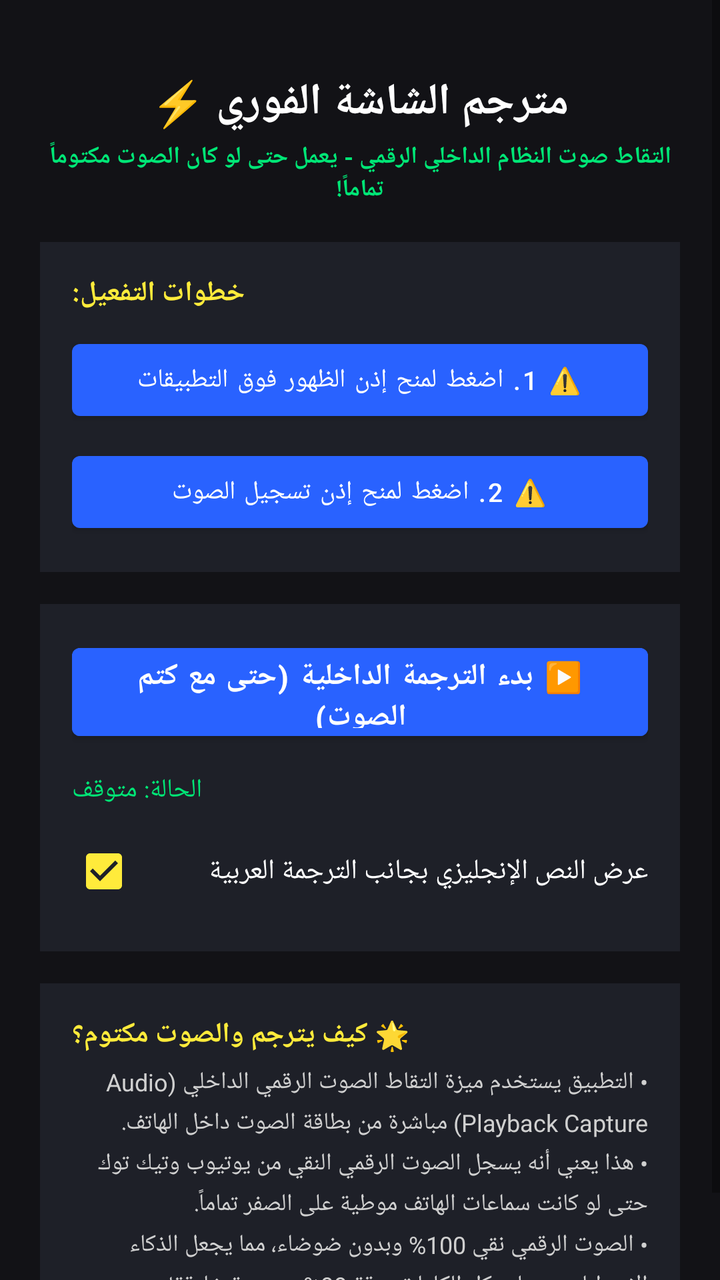
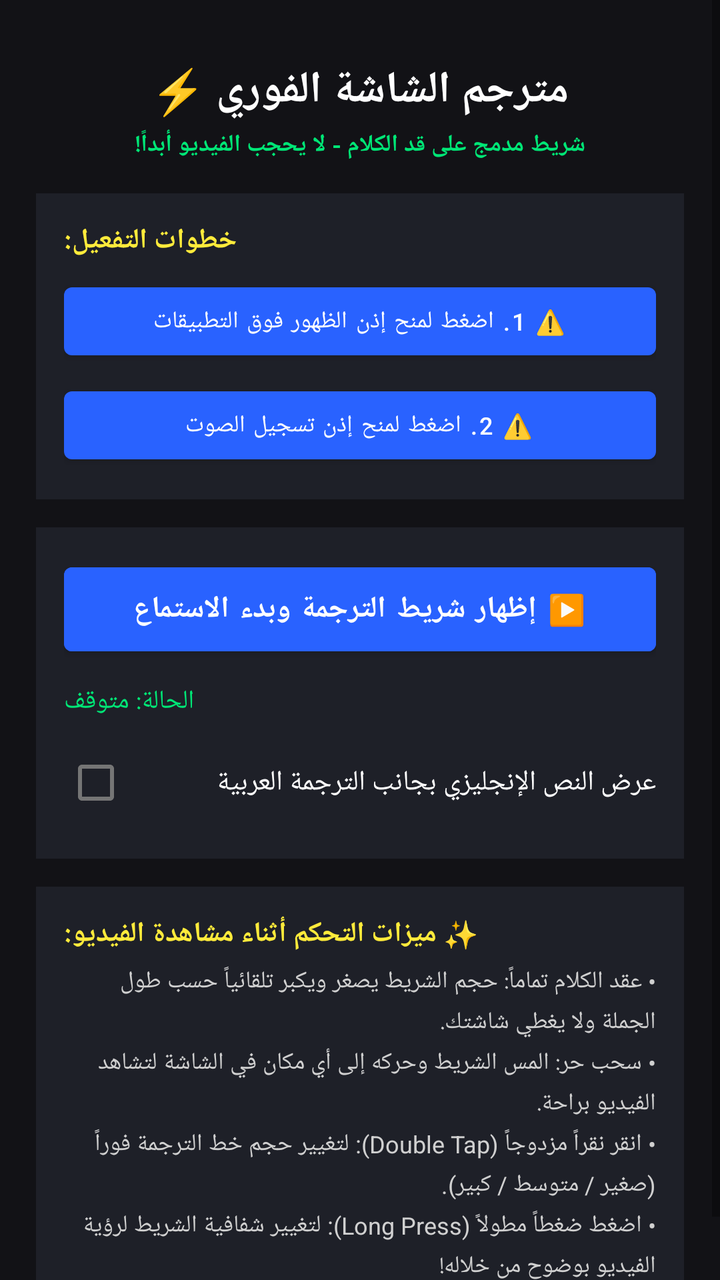

Screens rendered from an Android XML layout before and after an edit, with the pre-edit source and the edit as a unified diff.
<!-- AndroidManifest.xml: activity theme Theme.LiveVideoTranslator -->
<!-- res/layout/activity_main.xml -->
<?xml version="1.0" encoding="utf-8"?>
<ScrollView xmlns:android="http://schemas.android.com/apk/res/android"
    android:layout_width="match_parent"
    android:layout_height="match_parent"
    android:background="#121216"
    android:fillViewport="true">

    <LinearLayout
        android:layout_width="match_parent"
        android:layout_height="wrap_content"
        android:orientation="vertical"
        android:padding="20dp">

        <TextView
            android:layout_width="wrap_content"
            android:layout_height="wrap_content"
            android:layout_gravity="center"
            android:layout_marginTop="16dp"
            android:text="مترجم الشاشة الفوري ⚡"
            android:textColor="#FFFFFF"
            android:textSize="22sp"
            android:textStyle="bold" />

        <TextView
            android:layout_width="wrap_content"
            android:layout_height="wrap_content"
            android:layout_gravity="center"
            android:layout_marginTop="4dp"
            android:gravity="center"
            android:text="التقاط صوت النظام الداخلي الرقمي - يعمل حتى لو كان الصوت مكتوماً تماماً!"
            android:textColor="#00E676"
            android:textSize="12sp"
            android:textStyle="bold" />

        
        <LinearLayout
            android:layout_width="match_parent"
            android:layout_height="wrap_content"
            android:layout_marginTop="18dp"
            android:background="#1E2028"
            android:orientation="vertical"
            android:padding="16dp">

            <TextView
                android:layout_width="wrap_content"
                android:layout_height="wrap_content"
                android:text="خطوات التفعيل:"
                android:textColor="#FFEB3B"
                android:textSize="14sp"
                android:textStyle="bold" />

            <Button
                android:id="@+id/btnOverlayPerm"
                android:layout_width="match_parent"
                android:layout_height="48dp"
                android:layout_marginTop="10dp"
                android:text="⚠️ 1. اضغط لمنح إذن الظهور فوق التطبيقات"
                android:textColor="#FFFFFF"
                android:textSize="13sp" />

            <Button
                android:id="@+id/btnMicPerm"
                android:layout_width="match_parent"
                android:layout_height="48dp"
                android:layout_marginTop="8dp"
                android:text="⚠️ 2. اضغط لمنح إذن تسجيل الصوت"
                android:textColor="#FFFFFF"
                android:textSize="13sp" />

        </LinearLayout>

        
        <LinearLayout
            android:layout_width="match_parent"
            android:layout_height="wrap_content"
            android:layout_marginTop="16dp"
            android:background="#1E2028"
            android:orientation="vertical"
            android:padding="16dp">

            <Button
                android:id="@+id/btnStart"
                android:layout_width="match_parent"
                android:layout_height="56dp"
                android:backgroundTint="#2962FF"
                android:text="▶️ بدء الترجمة الداخلية (حتى مع كتم الصوت)"
                android:textColor="#FFFFFF"
                android:textSize="15sp"
                android:textStyle="bold" />

            <Button
                android:id="@+id/btnStop"
                android:layout_width="match_parent"
                android:layout_height="56dp"
                android:backgroundTint="#D32F2F"
                android:text="⏹️ إيقاف شريط الترجمة"
                android:textColor="#FFFFFF"
                android:textSize="16sp"
                android:visibility="gone" />

            <TextView
                android:id="@+id/tvStatus"
                android:layout_width="wrap_content"
                android:layout_height="wrap_content"
                android:layout_marginTop="12dp"
                android:text="الحالة: متوقف"
                android:textColor="#00E676"
                android:textSize="13sp" />

            <CheckBox
                android:id="@+id/cbBilingual"
                android:layout_width="match_parent"
                android:layout_height="wrap_content"
                android:layout_marginTop="8dp"
                android:checked="true"
                android:text="عرض النص الإنجليزي بجانب الترجمة العربية"
                android:textColor="#FFFFFF" />

        </LinearLayout>

        
        <LinearLayout
            android:layout_width="match_parent"
            android:layout_height="wrap_content"
            android:layout_marginTop="16dp"
            android:background="#1E2028"
            android:orientation="vertical"
            android:padding="16dp">

            <TextView
                android:layout_width="wrap_content"
                android:layout_height="wrap_content"
                android:text="🌟 كيف يترجم والصوت مكتوم؟"
                android:textColor="#FFEB3B"
                android:textSize="14sp"
                android:textStyle="bold" />

            <TextView
                android:layout_width="wrap_content"
                android:layout_height="wrap_content"
                android:layout_marginTop="6dp"
                android:lineSpacingExtra="4dp"
                android:text="• التطبيق يستخدم ميزة التقاط الصوت الرقمي الداخلي (Audio Playback Capture) مباشرة من بطاقة الصوت داخل الهاتف.\n• هذا يعني أنه يسجل الصوت الرقمي النقي من يوتيوب وتيك توك حتى لو كانت سماعات الهاتف موطية على الصفر تماماً.\n• الصوت الرقمي نقي 100% وبدون ضوضاء، مما يجعل الذكاء الاصطناعي يجلب كل الكلمات بدقة 99% وبسرعة خارقة!"
                android:textColor="#D0D0D0"
                android:textSize="12sp" />
        </LinearLayout>

    </LinearLayout>
</ScrollView>
<!-- resources referenced by this layout -->
<resources>
  <style name="Theme.LiveVideoTranslator" parent="Theme.MaterialComponents.DayNight.NoActionBar">
          <item name="colorPrimary">@color/primary</item>
          <item name="colorPrimaryDark">@color/primary_dark</item>
          <item name="colorAccent">@color/accent</item>
          <item name="android:windowBackground">@color/background_dark</item>
      </style>
  <color name="primary">#2962FF</color>
  <color name="primary_dark">#0039CB</color>
  <color name="accent">#FFEB3B</color>
  <color name="background_dark">#121216</color>
</resources>

<!-- the commit's change to res/layout/activity_main.xml (unified diff, before → after) -->
@@ -9,13 +9,13 @@
         android:layout_width="match_parent"
         android:layout_height="wrap_content"
         android:orientation="vertical"
-        android:padding="20dp">
+        android:padding="18dp">
 
         <TextView
             android:layout_width="wrap_content"
             android:layout_height="wrap_content"
             android:layout_gravity="center"
-            android:layout_marginTop="16dp"
+            android:layout_marginTop="12dp"
             android:text="مترجم الشاشة الفوري ⚡"
             android:textColor="#FFFFFF"
             android:textSize="22sp"
@@ -27,7 +27,7 @@
             android:layout_gravity="center"
             android:layout_marginTop="4dp"
             android:gravity="center"
-            android:text="التقاط صوت النظام الداخلي الرقمي - يعمل حتى لو كان الصوت مكتوماً تماماً!"
+            android:text="شريط مدمج على قد الكلام - لا يحجب الفيديو أبداً!"
             android:textColor="#00E676"
             android:textSize="12sp"
             android:textStyle="bold" />
@@ -36,10 +36,10 @@
         <LinearLayout
             android:layout_width="match_parent"
             android:layout_height="wrap_content"
-            android:layout_marginTop="18dp"
+            android:layout_marginTop="16dp"
             android:background="#1E2028"
             android:orientation="vertical"
-            android:padding="16dp">
+            android:padding="14dp">
 
             <TextView
                 android:layout_width="wrap_content"
@@ -52,20 +52,20 @@
             <Button
                 android:id="@+id/btnOverlayPerm"
                 android:layout_width="match_parent"
-                android:layout_height="48dp"
-                android:layout_marginTop="10dp"
+                android:layout_height="46dp"
+                android:layout_marginTop="8dp"
                 android:text="⚠️ 1. اضغط لمنح إذن الظهور فوق التطبيقات"
                 android:textColor="#FFFFFF"
-                android:textSize="13sp" />
+                android:textSize="12sp" />
 
             <Button
                 android:id="@+id/btnMicPerm"
                 android:layout_width="match_parent"
-                android:layout_height="48dp"
-                android:layout_marginTop="8dp"
+                android:layout_height="46dp"
+                android:layout_marginTop="6dp"
                 android:text="⚠️ 2. اضغط لمنح إذن تسجيل الصوت"
                 android:textColor="#FFFFFF"
-                android:textSize="13sp" />
+                android:textSize="12sp" />
 
         </LinearLayout>
 
@@ -73,17 +73,17 @@
         <LinearLayout
             android:layout_width="match_parent"
             android:layout_height="wrap_content"
-            android:layout_marginTop="16dp"
+            android:layout_marginTop="14dp"
             android:background="#1E2028"
             android:orientation="vertical"
-            android:padding="16dp">
+            android:padding="14dp">
 
             <Button
                 android:id="@+id/btnStart"
                 android:layout_width="match_parent"
-                android:layout_height="56dp"
+                android:layout_height="54dp"
                 android:backgroundTint="#2962FF"
-                android:text="▶️ بدء الترجمة الداخلية (حتى مع كتم الصوت)"
+                android:text="▶️ إظهار شريط الترجمة وبدء الاستماع"
                 android:textColor="#FFFFFF"
                 android:textSize="15sp"
                 android:textStyle="bold" />
@@ -91,7 +91,7 @@
             <Button
                 android:id="@+id/btnStop"
                 android:layout_width="match_parent"
-                android:layout_height="56dp"
+                android:layout_height="54dp"
                 android:backgroundTint="#D32F2F"
                 android:text="⏹️ إيقاف شريط الترجمة"
                 android:textColor="#FFFFFF"
@@ -102,7 +102,7 @@
                 android:id="@+id/tvStatus"
                 android:layout_width="wrap_content"
                 android:layout_height="wrap_content"
-                android:layout_marginTop="12dp"
+                android:layout_marginTop="10dp"
                 android:text="الحالة: متوقف"
                 android:textColor="#00E676"
                 android:textSize="13sp" />
@@ -112,7 +112,7 @@
                 android:layout_width="match_parent"
                 android:layout_height="wrap_content"
                 android:layout_marginTop="8dp"
-                android:checked="true"
+                android:checked="false"
                 android:text="عرض النص الإنجليزي بجانب الترجمة العربية"
                 android:textColor="#FFFFFF" />
 
@@ -122,15 +122,15 @@
         <LinearLayout
             android:layout_width="match_parent"
             android:layout_height="wrap_content"
-            android:layout_marginTop="16dp"
+            android:layout_marginTop="14dp"
             android:background="#1E2028"
             android:orientation="vertical"
-            android:padding="16dp">
+            android:padding="14dp">
 
             <TextView
                 android:layout_width="wrap_content"
                 android:layout_height="wrap_content"
-                android:text="🌟 كيف يترجم والصوت مكتوم؟"
+                android:text="✨ ميزات التحكم أثناء مشاهدة الفيديو:"
                 android:textColor="#FFEB3B"
                 android:textSize="14sp"
                 android:textStyle="bold" />
@@ -140,7 +140,7 @@
                 android:layout_height="wrap_content"
                 android:layout_marginTop="6dp"
                 android:lineSpacingExtra="4dp"
-                android:text="• التطبيق يستخدم ميزة التقاط الصوت الرقمي الداخلي (Audio Playback Capture) مباشرة من بطاقة الصوت داخل الهاتف.\n• هذا يعني أنه يسجل الصوت الرقمي النقي من يوتيوب وتيك توك حتى لو كانت سماعات الهاتف موطية على الصفر تماماً.\n• الصوت الرقمي نقي 100% وبدون ضوضاء، مما يجعل الذكاء الاصطناعي يجلب كل الكلمات بدقة 99% وبسرعة خارقة!"
+                android:text="• عقد الكلام تماماً: حجم الشريط يصغر ويكبر تلقائياً حسب طول الجملة ولا يغطي شاشتك.\n• سحب حر: المس الشريط وحركه إلى أي مكان في الشاشة لتشاهد الفيديو براحة.\n• انقر نقراً مزدوجاً (Double Tap): لتغيير حجم خط الترجمة فوراً (صغير / متوسط / كبير).\n• اضغط ضغطاً مطولاً (Long Press): لتغيير شفافية الشريط لرؤية الفيديو بوضوح من خلاله!"
                 android:textColor="#D0D0D0"
                 android:textSize="12sp" />
         </LinearLayout>
